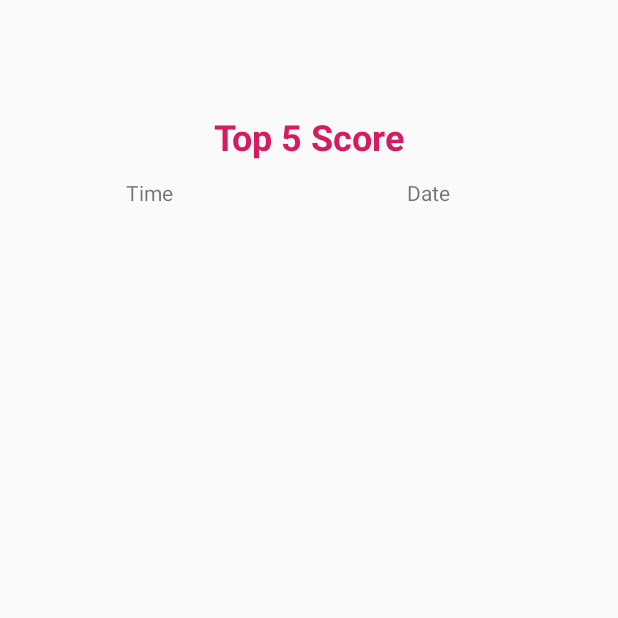
After one commit to MMartinOrtu/PuzzleDroid, an Android app: the ScoreActivity screen opened directly, with no data from a screen before it, on a phone screen of 412 x 824 dp, the top half of it. The commit adds this screen. Run offline under Robolectric (Android 15) with nearby library versions, the light colour scheme and no system bars.

Commit message:
Add Score table, save results in database

```diff
--- a/app/src/main/AndroidManifest.xml
+++ b/app/src/main/AndroidManifest.xml
@@ -14,8 +14,8 @@
         android:supportsRtl="true"
         android:theme="@style/Theme.AppCompat.Light.NoActionBar"
         tools:ignore="GoogleAppIndexingWarning">
+        <activity android:name=".ScoreActivity"></activity>
         <activity android:name=".HelpActivity" />
-
         <activity android:name=".HomeActivity">
             <intent-filter>
                 <action android:name="android.intent.action.MAIN" />
@@ -25,8 +25,8 @@
         </activity>
         <activity
             android:name=".MainActivity"
-            android:screenOrientation="portrait"
-            />
+            android:screenOrientation="portrait" />
+
     </application>
 
 </manifest>
--- /dev/null
+++ b/app/src/main/java/com/example/puzzledroid/BBDD_Helper.java
@@ -0,0 +1,28 @@
+package com.example.puzzledroid;
+
+import android.content.Context;
+import android.database.sqlite.SQLiteDatabase;
+import android.database.sqlite.SQLiteOpenHelper;
+
+public class BBDD_Helper extends SQLiteOpenHelper {
+    private static final int DATABASE_VERSION = 1;
+    private static final String DATABASE_NAME = "Scores.db";
+
+
+    public BBDD_Helper(Context context) {
+        super(context, DATABASE_NAME, null, DATABASE_VERSION);
+    }
+
+    public void onCreate(SQLiteDatabase db) {
+        db.execSQL(Score_BBDD.CREATE_ENTRIES);
+    }
+
+
+    public void onUpgrade(SQLiteDatabase db, int oldVersion, int newVersion) {
+        db.execSQL(Score_BBDD.SQL_DELETE_ENTRIES);
+        onCreate(db);
+    }
+    public void onDowngrade(SQLiteDatabase db, int oldVersion, int newVersion){
+        onUpgrade(db, oldVersion, newVersion);
+    }
+}
--- a/app/src/main/java/com/example/puzzledroid/HomeActivity.java
+++ b/app/src/main/java/com/example/puzzledroid/HomeActivity.java
@@ -5,12 +5,15 @@ import android.os.Handler;
 import android.support.v7.app.AppCompatActivity;
 import android.os.Bundle;
 
+
 public class HomeActivity extends AppCompatActivity {
+
     private static int SPLASH_TIME_OUT = 4000;
     @Override
     protected void onCreate(Bundle savedInstanceState) {
         super.onCreate(savedInstanceState);
         setContentView(R.layout.activity_home);
+
         new Handler().postDelayed(new Runnable() {
             @Override
             public void run() {
--- /dev/null
+++ b/app/src/main/java/com/example/puzzledroid/ScoreActivity.java
@@ -0,0 +1,70 @@
+package com.example.puzzledroid;
+
+import android.database.Cursor;
+import android.database.sqlite.SQLiteDatabase;
+import android.os.SystemClock;
+import android.support.v7.app.AppCompatActivity;
+import android.os.Bundle;
+import android.widget.ArrayAdapter;
+import android.widget.ListAdapter;
+import android.widget.ListView;
+import android.widget.TextView;
+import android.widget.Toast;
+
+import java.util.ArrayList;
+
+public class ScoreActivity extends AppCompatActivity {
+    TextView score1;
+    TextView date1;
+    BBDD_Helper helperDB;
+    ListView list;
+    Score score;
+
+    @Override
+    protected void onCreate(Bundle savedInstanceState) {
+        super.onCreate(savedInstanceState);
+        setContentView(R.layout.activity_score);
+        helperDB = new BBDD_Helper(this);
+        score1 = (TextView) findViewById(R.id.score1);
+        date1 = (TextView) findViewById(R.id.date1);
+        list = (ListView) findViewById(R.id.lw1);
+
+        SQLiteDatabase db =  helperDB.getReadableDatabase();
+        String[] projection = {
+                Score_BBDD.COLUMN_2,
+                Score_BBDD.COLUMN_3
+        };
+
+        String sortOrder = Score_BBDD.COLUMN_2 + " ASC LIMIT 5";
+
+        Cursor c = db.query(
+                Score_BBDD.TABLE_NAME,
+                projection,
+                null,
+                null,
+                null,
+                null,
+                sortOrder
+        );
+        ArrayList<Score> scoreList = new ArrayList<>();
+
+        int numRows = c.getCount();
+        if (numRows == 0) {
+            Toast.makeText(this, "There is no score yet", Toast.LENGTH_LONG).show();
+        } else {
+            while(c.moveToNext()){
+                long minutes = (c.getLong(0)/1000) / 60;
+                long seconds = (c.getLong(0)/1000) % 60;
+                String scoreTime = minutes+":"+seconds;
+                score = new Score(scoreTime, c.getString(1));
+                scoreList.add(score);
+                TwoColumns_ListAdapter listAdapter = new TwoColumns_ListAdapter(this, R.layout.list_adapter_view, scoreList);
+                list.setAdapter(listAdapter);
+            }
+        }
+
+
+    }
+
+
+}
--- a/app/src/main/res/layout/activity_home.xml
+++ b/app/src/main/res/layout/activity_home.xml
@@ -12,9 +12,9 @@
         android:layout_width="296dp"
         android:layout_height="wrap_content"
         android:layout_marginStart="8dp"
-        android:layout_marginTop="8dp"
+        android:layout_marginTop="16dp"
         android:layout_marginEnd="8dp"
-        android:layout_marginBottom="16dp"
+        android:layout_marginBottom="8dp"
         android:text="@string/home_name"
         android:textAppearance="@style/TextAppearance.AppCompat.Body2"
         android:textColor="#ffffff"
@@ -24,6 +24,7 @@
         app:layout_constraintHorizontal_bias="0.494"
         app:layout_constraintStart_toStartOf="parent"
         app:layout_constraintTop_toTopOf="parent"
+        app:layout_constraintVertical_bias="0.354"
         tools:textAlignment="center" />
 
 </android.support.constraint.ConstraintLayout>
--- /dev/null
+++ b/app/src/main/res/layout/activity_score.xml
@@ -0,0 +1,69 @@
+<?xml version="1.0" encoding="utf-8"?>
+<android.support.constraint.ConstraintLayout xmlns:android="http://schemas.android.com/apk/res/android"
+    xmlns:app="http://schemas.android.com/apk/res-auto"
+    xmlns:tools="http://schemas.android.com/tools"
+    android:layout_width="match_parent"
+    android:layout_height="match_parent"
+    tools:context=".ScoreActivity">
+
+    <ListView
+        android:id="@+id/lw1"
+        android:layout_width="395dp"
+        android:layout_height="561dp"
+        android:layout_marginStart="8dp"
+        android:layout_marginEnd="8dp"
+        android:layout_marginBottom="8dp"
+        app:layout_constraintBottom_toBottomOf="parent"
+        app:layout_constraintEnd_toEndOf="parent"
+        app:layout_constraintStart_toStartOf="parent" />
+
+    <TextView
+        android:id="@+id/textView3"
+        android:layout_width="wrap_content"
+        android:layout_height="wrap_content"
+        android:layout_marginStart="8dp"
+        android:layout_marginTop="8dp"
+        android:layout_marginEnd="8dp"
+        android:layout_marginBottom="8dp"
+        android:text="Top 5 Score"
+        android:textAlignment="textStart"
+        android:textColor="@color/colorAccent"
+        android:textSize="24sp"
+        android:textStyle="bold"
+        app:layout_constraintBottom_toTopOf="@+id/lw1"
+        app:layout_constraintEnd_toEndOf="parent"
+        app:layout_constraintHorizontal_bias="0.501"
+        app:layout_constraintStart_toStartOf="parent"
+        app:layout_constraintTop_toTopOf="parent"
+        app:layout_constraintVertical_bias="0.324" />
+
+    <TextView
+        android:id="@+id/textView4"
+        android:layout_width="wrap_content"
+        android:layout_height="wrap_content"
+        android:layout_marginStart="84dp"
+        android:layout_marginTop="44dp"
+        android:layout_marginBottom="8dp"
+        android:text="Time"
+        app:layout_constraintBottom_toTopOf="@+id/lw1"
+        app:layout_constraintStart_toStartOf="parent"
+        app:layout_constraintTop_toTopOf="@+id/textView3"
+        app:layout_constraintVertical_bias="0.0" />
+
+    <TextView
+        android:id="@+id/textView5"
+        android:layout_width="wrap_content"
+        android:layout_height="wrap_content"
+        android:layout_marginStart="8dp"
+        android:layout_marginTop="44dp"
+        android:layout_marginEnd="8dp"
+        android:layout_marginBottom="8dp"
+        android:text="Date"
+        app:layout_constraintBottom_toTopOf="@+id/lw1"
+        app:layout_constraintEnd_toEndOf="parent"
+        app:layout_constraintHorizontal_bias="0.588"
+        app:layout_constraintStart_toEndOf="@+id/textView4"
+        app:layout_constraintTop_toTopOf="@+id/textView3"
+        app:layout_constraintVertical_bias="0.0" />
+
+</android.support.constraint.ConstraintLayout>
--- a/app/src/main/res/menu/menu.xml
+++ b/app/src/main/res/menu/menu.xml
@@ -12,6 +12,11 @@
     app:showAsAction="never">
 </item>
 <item
+    android:id="@+id/top_score"
+    android:title="@string/top_score"
+    app:showAsAction="never">
+</item>
+<item
     android:id="@+id/exit"
     android:title="@string/exit_app"
     app:showAsAction="never">
--- a/app/src/main/res/values/strings.xml
+++ b/app/src/main/res/values/strings.xml
@@ -7,4 +7,5 @@
     <string name="load_image">Load image</string>
     <string name="divide_image">Divide image</string>
     <string name="timer_label">Time resolving the puzzle: </string>
+    <string name="top_score">Top score</string>
 </resources>
```
Also changed, not shown: app/src/main/java/com/example/puzzledroid/MainActivity.java (+26 -4 lines), app/src/main/java/com/example/puzzledroid/Score.java (added, +19 -0 lines), app/src/main/java/com/example/puzzledroid/Score_BBDD.java (added, +22 -0 lines), app/src/main/java/com/example/puzzledroid/TwoColumns_ListAdapter.java (added, +43 -0 lines), app/src/main/res/layout/activity_main.xml (+9 -8 lines), app/src/main/res/layout/list_adapter_view.xml (added, +25 -0 lines), 1 other file.
